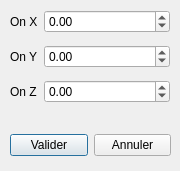
This is movedialog.ui in JulesTopart/Powd3r as Qt 5 draws it before an edit. The edited form follows.
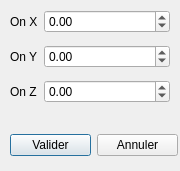
This is the edited form.

Diff of the .ui file:
```diff
--- a/movedialog.ui
+++ b/movedialog.ui
@@ -99,7 +99,7 @@
     <rect>
      <x>10</x>
      <y>130</y>
-     <width>161</width>
+     <width>168</width>
      <height>31</height>
     </rect>
    </property>
```
Left out of the diff: 3 changed lines with no effect on the pictures.
